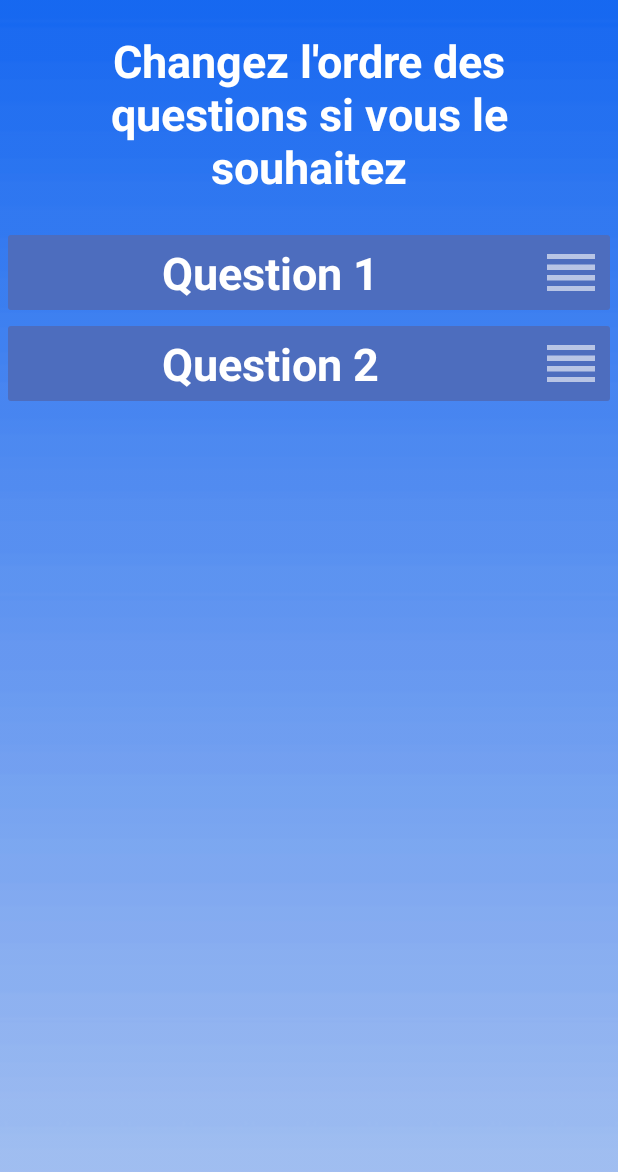
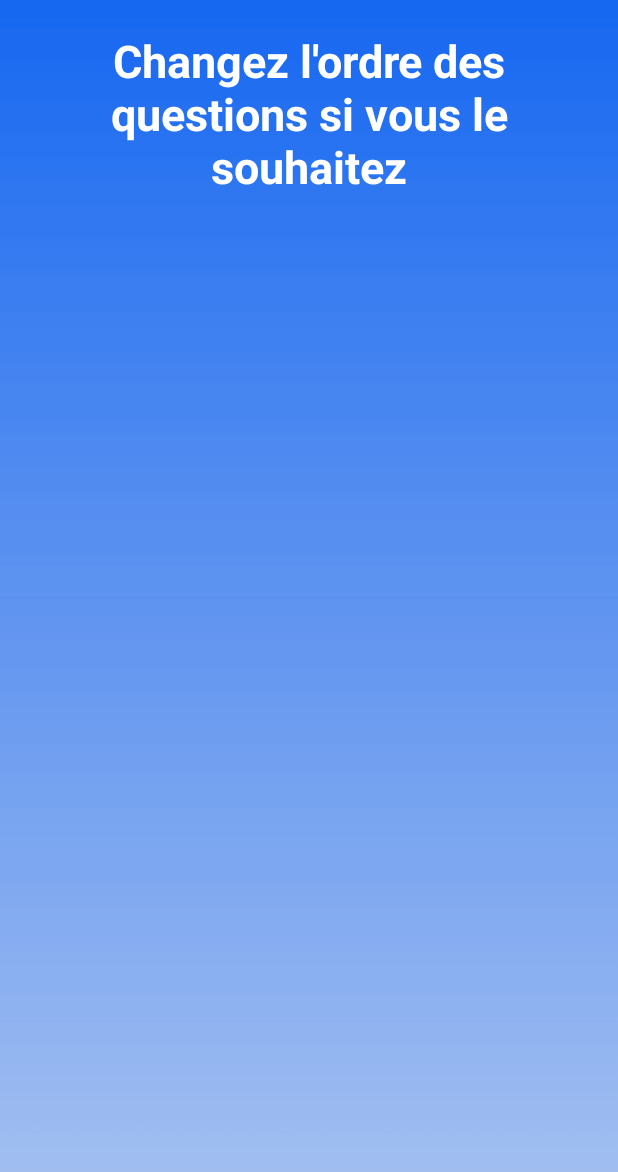
Before and after one commit to Hyedryn/minipoll, an Android app: the fragment CreationQuestionEditOrder shown on its own in the app's theme, on a phone screen of 412 x 824 dp. Shown: the top 1172 px of the screen. Run offline under Robolectric (Android 15) with nearby library versions, the phone set to English and light mode, and no system bars.

Commit message:
Tentative d'implémentation du questionnaire (échouer - il reste pas assez de temps du coup je le fais pas et on verra demain si on l'implémente ou pas)

```diff
--- a/app/src/main/java/be/lsinf1225/g16/mini_poll/activity/creationFragment/CreationQuestionEditOrder.java
+++ b/app/src/main/java/be/lsinf1225/g16/mini_poll/activity/creationFragment/CreationQuestionEditOrder.java
@@ -2,13 +2,24 @@ package be.lsinf1225.g16.mini_poll.activity.creationFragment;
 
 import android.os.Bundle;
 import android.support.v4.app.Fragment;
+import android.support.v7.widget.CardView;
 import android.view.LayoutInflater;
 import android.view.View;
 import android.view.ViewGroup;
 
 import be.lsinf1225.g16.mini_poll.R;
+import be.lsinf1225.g16.mini_poll.activity.CreationQuestionActivity;
 
 public class CreationQuestionEditOrder extends Fragment {
+
+
+    public View view;
+
+    CardView q1;
+    CardView q2;
+    CardView q3;
+    CardView q4;
+    CardView q5;
 
     @Override
     public View onCreateView(LayoutInflater inflater, ViewGroup container,
@@ -18,4 +29,53 @@ public class CreationQuestionEditOrder extends Fragment {
 
         return rootView;
     }
-}
+
+    @Override
+    public void onViewCreated(View view, Bundle savedInstanceState) {
+        super.onViewCreated(view, savedInstanceState);
+        this.view = view;
+
+        q1 = (CardView) view.findViewById(R.id.creation_question_editorder_q1);
+        q2 = (CardView) view.findViewById(R.id.creation_question_editorder_q2);
+        q3 = (CardView) view.findViewById(R.id.creation_question_editorder_q3);
+        q4 = (CardView) view.findViewById(R.id.creation_question_editorder_q4);
+        q5 = (CardView) view.findViewById(R.id.creation_question_editorder_q5);
+
+        q1.setVisibility(View.GONE);
+        q2.setVisibility(View.GONE);
+        q3.setVisibility(View.GONE);
+        q4.setVisibility(View.GONE);
+        q5.setVisibility(View.GONE);
+    }
+
+    @Override
+    public void setUserVisibleHint(boolean isVisibleToUser) {
+        super.setUserVisibleHint(isVisibleToUser);
+        if (isVisibleToUser) {
+
+            q1.setVisibility(View.GONE);
+            q2.setVisibility(View.GONE);
+            q3.setVisibility(View.GONE);
+            q4.setVisibility(View.GONE);
+            q5.setVisibility(View.GONE);
+
+            if(CreationQuestionActivity.question1!=null){
+                q1.setVisibility(View.VISIBLE);
+            }
+            if(CreationQuestionActivity.question2!=null){
+                q2.setVisibility(View.VISIBLE);
+            }
+            if(CreationQuestionActivity.question3!=null){
+                q3.setVisibility(View.VISIBLE);
+            }
+            if(CreationQuestionActivity.question4!=null){
+                q4.setVisibility(View.VISIBLE);
+            }
+            if(CreationQuestionActivity.question5!=null){
+                q5.setVisibility(View.VISIBLE);
+            }
+        }
+
+    }
+
+    }
--- a/app/src/main/java/be/lsinf1225/g16/mini_poll/activity/creationFragment/CreationQuestionFillChoice.java
+++ b/app/src/main/java/be/lsinf1225/g16/mini_poll/activity/creationFragment/CreationQuestionFillChoice.java
@@ -872,12 +872,16 @@ public class CreationQuestionFillChoice extends Fragment {
         if(q4p.getVisibility()==View.VISIBLE){
             CreationQuestionActivity.question4 = q4.getText().toString();
             if(g4.getCheckedRadioButtonId()==R.id.creation_question_format_q4_img){
+                q4i1.setDrawingCacheEnabled(true);
                 q4i1.buildDrawingCache();
                 CreationQuestionActivity.q4image1 = q4i1.getDrawingCache().copy(q4i1.getDrawingCache().getConfig(), true);
+                q4i2.setDrawingCacheEnabled(true);
                 q4i2.buildDrawingCache();
                 CreationQuestionActivity.q4image2 = q4i2.getDrawingCache().copy(q4i2.getDrawingCache().getConfig(), true);
+                q4i3.setDrawingCacheEnabled(true);
                 q4i3.buildDrawingCache();
                 CreationQuestionActivity.q4image3 = q4i3.getDrawingCache().copy(q4i3.getDrawingCache().getConfig(), true);
+                q4i4.setDrawingCacheEnabled(true);
                 q4i4.buildDrawingCache();
                 CreationQuestionActivity.q4image4 = q4i4.getDrawingCache().copy(q4i4.getDrawingCache().getConfig(), true);
             }else{
--- a/app/src/main/res/layout/creation_question_edit_order.xml
+++ b/app/src/main/res/layout/creation_question_edit_order.xml
@@ -36,6 +36,7 @@
                 android:paddingBottom="4dp">
 
                 <android.support.v7.widget.CardView
+                    android:id="@+id/creation_question_editorder_q1"
                     android:layout_width="match_parent"
                     android:layout_height="wrap_content"
                     android:layout_margin="5dp"
@@ -49,7 +50,6 @@
                         android:orientation="horizontal">
 
                         <TextView
-                            android:id="@+id/textView"
                             android:layout_width="match_parent"
                             android:layout_height="50dp"
                             android:layout_weight="1"
@@ -60,8 +60,45 @@
                             android:textStyle="bold" />
 
                         <ImageButton
-                            android:id="@+id/imageButton"
-                            style="@android:style/Widget.Material.Light.ImageButton"
+                            android:layout_width="wrap_content"
+                            android:layout_height="match_parent"
+                            android:layout_gravity="center"
+                            android:background="#00000000"
+                            android:foregroundGravity="center_vertical|center"
+                            android:paddingLeft="10dp"
+                            android:paddingRight="10dp"
+                            android:tint="@android:color/white"
+                            android:src="@drawable/ic_reorder" />
+
+                    </LinearLayout>
+                </android.support.v7.widget.CardView>
+
+
+                <android.support.v7.widget.CardView
+                    android:id="@+id/creation_question_editorder_q2"
+                    android:layout_width="match_parent"
+                    android:layout_height="wrap_content"
+                    android:layout_margin="5dp"
+                    app:cardBackgroundColor="#4d6dbe"
+                    app:cardCornerRadius="2dp"
+                    app:cardElevation="2dp">
+
+                    <LinearLayout
+                        android:layout_width="match_parent"
+                        android:layout_height="wrap_content"
+                        android:orientation="horizontal">
+
+                        <TextView
+                            android:layout_width="match_parent"
+                            android:layout_height="50dp"
+                            android:layout_weight="1"
+                            android:gravity="center"
+                            android:text="Question 2"
+                            android:textColor="@android:color/white"
+                            android:textSize="@dimen/slide_title"
+                            android:textStyle="bold" />
+
+                        <ImageButton
                             android:layout_width="wrap_content"
                             android:layout_height="match_parent"
                             android:layout_gravity="center"
@@ -76,6 +113,7 @@
                 </android.support.v7.widget.CardView>
 
                 <android.support.v7.widget.CardView
+                    android:id="@+id/creation_question_editorder_q3"
                     android:layout_width="match_parent"
                     android:layout_height="wrap_content"
                     android:layout_margin="5dp"
@@ -89,19 +127,92 @@
                         android:orientation="horizontal">
 
                         <TextView
-                            android:id="@+id/txtView"
                             android:layout_width="match_parent"
                             android:layout_height="50dp"
                             android:layout_weight="1"
                             android:gravity="center"
-                            android:text="Question 2"
+                            android:text="Question 3"
                             android:textColor="@android:color/white"
                             android:textSize="@dimen/slide_title"
                             android:textStyle="bold" />
 
                         <ImageButton
-                            android:id="@+id/imageButton"
-                            style="@android:style/Widget.Material.ImageButton"
+                            android:layout_width="wrap_content"
+                            android:layout_height="match_parent"
+                            android:layout_gravity="center"
+                            android:background="#00000000"
+                            android:foregroundGravity="center_vertical|center"
+                            android:paddingLeft="10dp"
+                            android:paddingRight="10dp"
+                            android:tint="@android:color/white"
+                            android:src="@drawable/ic_reorder" />
+
+                    </LinearLayout>
+                </android.support.v7.widget.CardView>
+
+                <android.support.v7.widget.CardView
+                    android:id="@+id/creation_question_editorder_q4"
+                    android:layout_width="match_parent"
+                    android:layout_height="wrap_content"
+                    android:layout_margin="5dp"
+                    app:cardBackgroundColor="#4d6dbe"
+                    app:cardCornerRadius="2dp"
+                    app:cardElevation="2dp">
+
+                    <LinearLayout
+                        android:layout_width="match_parent"
+                        android:layout_height="wrap_content"
+                        android:orientation="horizontal">
+
+                        <TextView
+                            android:layout_width="match_parent"
+                            android:layout_height="50dp"
+                            android:layout_weight="1"
+                            android:gravity="center"
+                            android:text="Question 4"
+                            android:textColor="@android:color/white"
+                            android:textSize="@dimen/slide_title"
+                            android:textStyle="bold" />
+
+                        <ImageButton
+                            android:layout_width="wrap_content"
+                            android:layout_height="match_parent"
+                            android:layout_gravity="center"
+                            android:background="#00000000"
+                            android:foregroundGravity="center_vertical|center"
+                            android:paddingLeft="10dp"
+                            android:paddingRight="10dp"
+                            android:tint="@android:color/white"
+                            android:src="@drawable/ic_reorder" />
+
+                    </LinearLayout>
+                </android.support.v7.widget.CardView>
+
+                <android.support.v7.widget.CardView
+                    android:id="@+id/creation_question_editorder_q5"
+                    android:layout_width="match_parent"
+                    android:layout_height="wrap_content"
+                    android:layout_margin="5dp"
+                    app:cardBackgroundColor="#4d6dbe"
+                    app:cardCornerRadius="2dp"
+                    app:cardElevation="2dp">
+
+                    <LinearLayout
+                        android:layout_width="match_parent"
+                        android:layout_height="wrap_content"
+                        android:orientation="horizontal">
+
+                        <TextView
+                            android:layout_width="match_parent"
+                            android:layout_height="50dp"
+                            android:layout_weight="1"
+                            android:gravity="center"
+                            android:text="Question 5"
+                            android:textColor="@android:color/white"
+                            android:textSize="@dimen/slide_title"
+                            android:textStyle="bold" />
+
+                        <ImageButton
                             android:layout_width="wrap_content"
                             android:layout_height="match_parent"
                             android:layout_gravity="center"
```
Also changed, not shown: app/src/main/java/be/lsinf1225/g16/mini_poll/activity/CreationQuestionActivity.java (+8 -1 lines), app/src/main/java/be/lsinf1225/g16/mini_poll/activity/creationFragment/CreationQuestionPreview.java (+54 -54 lines).
